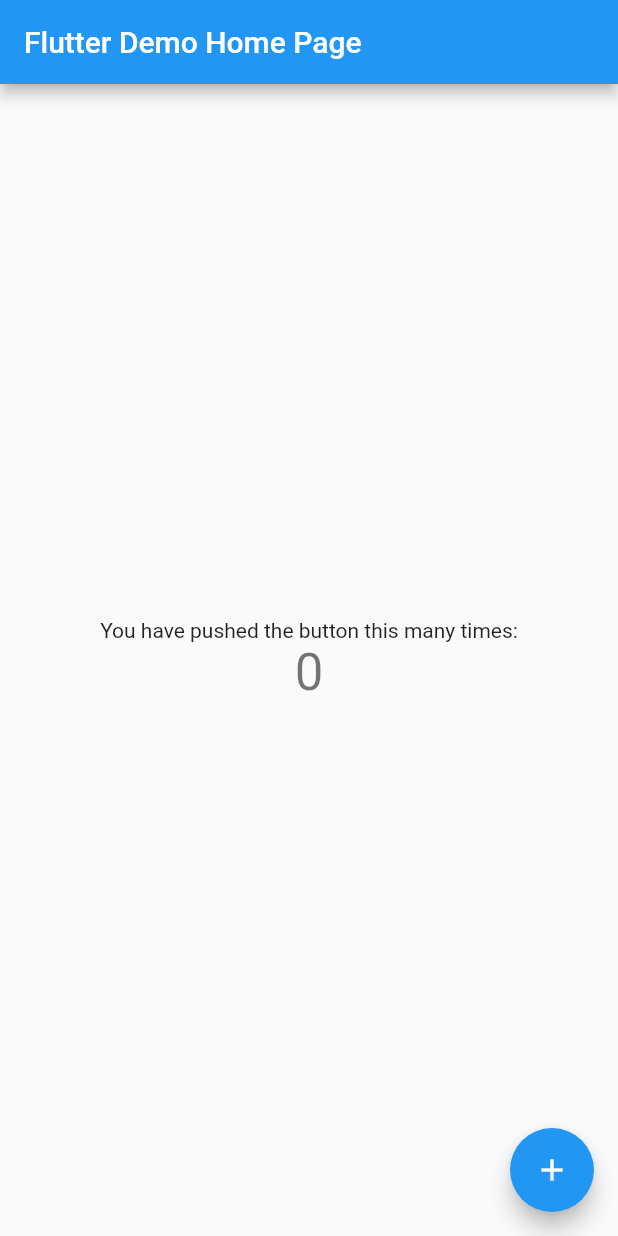
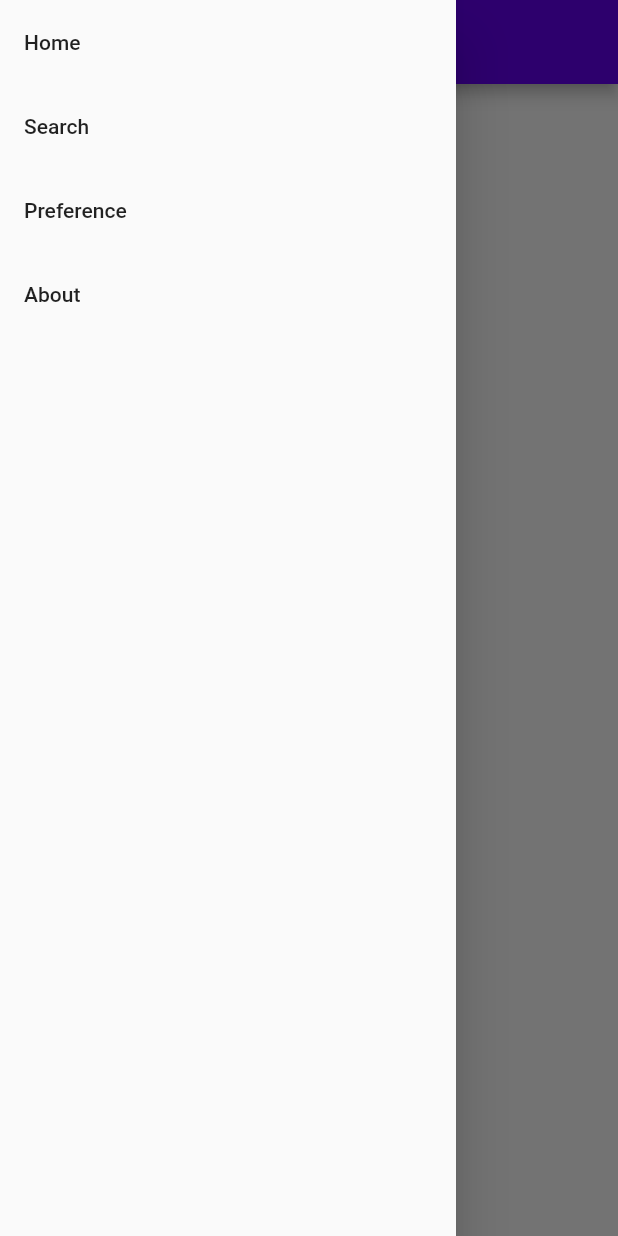
Before and after one commit to FadyTarekYohana/university_mobile_app, a Flutter app: the screen it shows after launch, with the side drawer open (before the commit the screen has no drawer), on a phone screen of 412 x 824 dp. Run offline on Flutter 3.47's test engine with Material 2 defaults, Android fonts, the phone set to English and light mode, and no system bars; our stand-ins replace go_router; missing offline and left inert: network_image_search.

```diff
--- a/lib/main.dart
+++ b/lib/main.dart
@@ -1,4 +1,6 @@
 import 'package:flutter/material.dart';
+import 'package:flutter_application_1/presentation/home_screen.dart';
+import 'package:flutter_application_1/routes.dart';
 
 void main() {
   runApp(const MyApp());
@@ -7,109 +9,15 @@ void main() {
 class MyApp extends StatelessWidget {
   const MyApp({super.key});
 
-  // This widget is the root of your application.
   @override
   Widget build(BuildContext context) {
-    return MaterialApp(
-      title: 'Flutter Demo',
+    return MaterialApp.router(
+      title: 'Univeristy Application',
+      debugShowCheckedModeBanner: false,
       theme: ThemeData(
-        // This is the theme of your application.
-        //
-        // Try running your application with "flutter run". You'll see the
-        // application has a blue toolbar. Then, without quitting the app, try
-        // changing the primarySwatch below to Colors.green and then invoke
-        // "hot reload" (press "r" in the console where you ran "flutter run",
-        // or simply save your changes to "hot reload" in a Flutter IDE).
-        // Notice that the counter didn't reset back to zero; the application
-        // is not restarted.
-        primarySwatch: Colors.blue,
+        colorScheme: const ColorScheme.light(),
       ),
-      home: const MyHomePage(title: 'Flutter Demo Home Page'),
+      routerConfig: router,
     );
   }
 }
-
-class MyHomePage extends StatefulWidget {
-  const MyHomePage({super.key, required this.title});
-
-  // This widget is the home page of your application. It is stateful, meaning
-  // that it has a State object (defined below) that contains fields that affect
-  // how it looks.
-
-  // This class is the configuration for the state. It holds the values (in this
-  // case the title) provided by the parent (in this case the App widget) and
-  // used by the build method of the State. Fields in a Widget subclass are
-  // always marked "final".
-
-  final String title;
-
-  @override
-  State<MyHomePage> createState() => _MyHomePageState();
-}
-
-class _MyHomePageState extends State<MyHomePage> {
-  int _counter = 0;
-
-  void _incrementCounter() {
-    setState(() {
-      // This call to setState tells the Flutter framework that something has
-      // changed in this State, which causes it to rerun the build method below
-      // so that the display can reflect the updated values. If we changed
-      // _counter without calling setState(), then the build method would not be
-      // called again, and so nothing would appear to happen.
-      _counter++;
-    });
-  }
-
-  @override
-  Widget build(BuildContext context) {
-    // This method is rerun every time setState is called, for instance as done
-    // by the _incrementCounter method above.
-    //
-    // The Flutter framework has been optimized to make rerunning build methods
-    // fast, so that you can just rebuild anything that needs updating rather
-    // than having to individually change instances of widgets.
-    return Scaffold(
-      appBar: AppBar(
-        // Here we take the value from the MyHomePage object that was created by
-        // the App.build method, and use it to set our appbar title.
-        title: Text(widget.title),
-      ),
-      body: Center(
-        // Center is a layout widget. It takes a single child and positions it
-        // in the middle of the parent.
-        child: Column(
-          // Column is also a layout widget. It takes a list of children and
-          // arranges them vertically. By default, it sizes itself to fit its
-          // children horizontally, and tries to be as tall as its parent.
-          //
-          // Invoke "debug painting" (press "p" in the console, choose the
-          // "Toggle Debug Paint" action from the Flutter Inspector in Android
-          // Studio, or the "Toggle Debug Paint" command in Visual Studio Code)
-          // to see the wireframe for each widget.
-          //
-          // Column has various properties to control how it sizes itself and
-          // how it positions its children. Here we use mainAxisAlignment to
-          // center the children vertically; the main axis here is the vertical
-          // axis because Columns are vertical (the cross axis would be
-          // horizontal).
-          mainAxisAlignment: MainAxisAlignment.center,
-          children: <Widget>[
-            const Text(
-              'You have pushed the button this many times:',
-            ),
-            Text(
-              '$_counter',
-              style: Theme.of(context).textTheme.headline4,
-            ),
-          ],
-        ),
-      ),
-      floatingActionButton: FloatingActionButton(
-        onPressed: _incrementCounter,
-        tooltip: 'Increment',
-        child: const Icon(Icons.add),
-      ), // This trailing comma makes auto-formatting nicer for build methods.
-    );
-  }
-}
--- /dev/null
+++ b/lib/presentation/app_scaffold.dart
@@ -0,0 +1,45 @@
+import 'package:flutter/material.dart';
+import 'package:go_router/go_router.dart';
+
+class AppScaffold extends StatelessWidget {
+  const AppScaffold({Key? key, required this.child}) : super(key: key);
+
+  final Widget child;
+
+  @override
+  Widget build(BuildContext context) {
+    return Scaffold(
+        drawer: Drawer(
+          child: SafeArea(
+            top: true,
+            child: ListView(
+              padding: EdgeInsets.zero,
+              children: [
+                ListTile(
+                  title: const Text("Home"),
+                  onTap: () => context.go("/"),
+                ),
+                ListTile(
+                  title: const Text("Search"),
+                  onTap: () => context.go("/search"),
+                ),
+                ListTile(
+                  title: const Text("Preference"),
+                  onTap: () => context.go("/preference"),
+                ),
+                ListTile(
+                  title: const Text("About"),
+                  onTap: () => context.go("/about"),
+                ),
+              ],
+            ),
+          ),
+        ),
+        appBar: AppBar(
+          title: const Text("Univeristy Application"),
+        ),
+        body: Center(
+          child: child,
+        ));
+  }
+}
--- /dev/null
+++ b/lib/presentation/home_screen.dart
@@ -0,0 +1,19 @@
+import 'package:flutter/material.dart';
+
+import 'app_scaffold.dart';
+
+class HomeScreen extends StatefulWidget {
+  const HomeScreen({super.key});
+
+  @override
+  State<HomeScreen> createState() => _HomeScreenState();
+}
+
+class _HomeScreenState extends State<HomeScreen> {
+  @override
+  Widget build(BuildContext context) {
+    return AppScaffold(
+      child: Container(),
+    );
+  }
+}
--- /dev/null
+++ b/lib/routes.dart
@@ -0,0 +1,25 @@
+import 'package:go_router/go_router.dart';
+
+import 'presentation/about_screen.dart';
+import 'presentation/home_screen.dart';
+import 'presentation/preference_screen.dart';
+import 'presentation/search_screen.dart';
+
+final GoRouter router = GoRouter(routes: [
+  GoRoute(
+    path: "/",
+    builder: (context, state) => const HomeScreen(),
+  ),
+  GoRoute(
+    path: "/search",
+    builder: (context, state) => const SearchScreen(),
+  ),
+  GoRoute(
+    path: "/preference",
+    builder: (context, state) => const PreferenceScreen(),
+  ),
+  GoRoute(
+    path: "/about",
+    builder: (context, state) => const AboutScreen(),
+  ),
+]);
--- a/pubspec.yaml
+++ b/pubspec.yaml
@@ -36,6 +36,8 @@ dependencies:
   # The following adds the Cupertino Icons font to your application.
   # Use with the CupertinoIcons class for iOS style icons.
   cupertino_icons: ^1.0.2
+  go_router: ^6.0.0
+  network_image_search: ^1.0.0
 
 dev_dependencies:
   flutter_test:
```
Also changed, not shown: lib/presentation/about_screen.dart (added, +36 -0 lines), lib/presentation/preference_screen.dart (added, +21 -0 lines), lib/presentation/search_screen.dart (added, +21 -0 lines), pubspec.lock.
